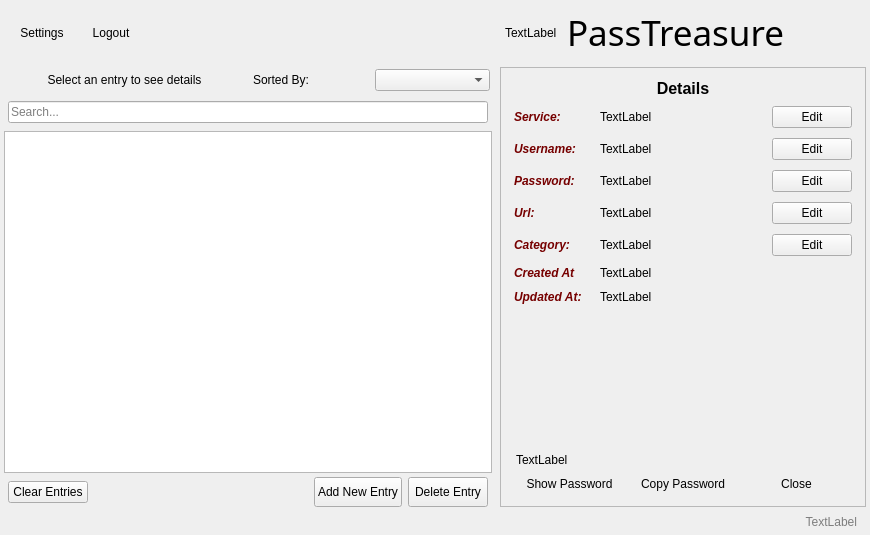
Before: the Qt Designer form src/mainwindow.ui in sera619/PassTreasure, drawn with Qt 5.
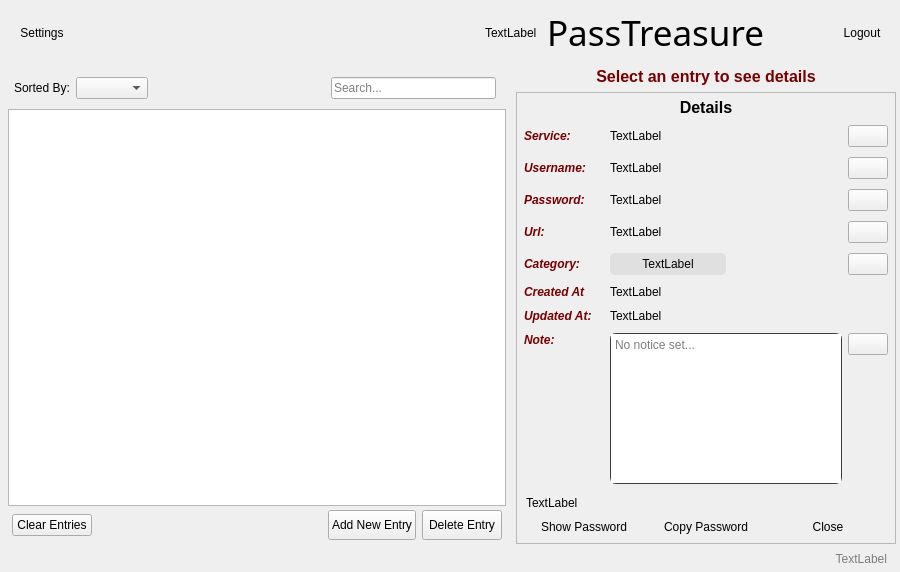
After: the same form once the commit is applied.

Patch:
```diff
--- a/src/mainwindow.ui
+++ b/src/mainwindow.ui
@@ -6,8 +6,8 @@
    <rect>
     <x>0</x>
     <y>0</y>
-    <width>870</width>
-    <height>535</height>
+    <width>900</width>
+    <height>572</height>
    </rect>
   </property>
   <property name="windowTitle">
@@ -50,7 +50,7 @@
       <property name="bottomMargin">
        <number>4</number>
       </property>
-      <item alignment="Qt::AlignmentFlag::AlignLeft">
+      <item>
        <widget class="QFrame" name="menuBtnFrame">
         <property name="frameShape">
          <enum>QFrame::Shape::StyledPanel</enum>
@@ -90,25 +90,6 @@
            <property name="text">
             <string>Settings</string>
            </property>
-           <property name="iconSize">
-            <size>
-             <width>20</width>
-             <height>20</height>
-            </size>
-           </property>
-          </widget>
-         </item>
-         <item>
-          <widget class="QPushButton" name="btnLogout">
-           <property name="minimumSize">
-            <size>
-             <width>60</width>
-             <height>15</height>
-            </size>
-           </property>
-           <property name="text">
-            <string>Logout</string>
-           </property>
           </widget>
          </item>
         </layout>
@@ -141,7 +122,7 @@
         <property name="frameShadow">
          <enum>QFrame::Shadow::Raised</enum>
         </property>
-        <layout class="QHBoxLayout" name="horizontalLayout_10" stretch="0,1">
+        <layout class="QHBoxLayout" name="horizontalLayout_10" stretch="0,1,0">
          <property name="spacing">
           <number>10</number>
          </property>
@@ -185,6 +166,19 @@
            </property>
           </widget>
          </item>
+         <item>
+          <widget class="QPushButton" name="btnLogout">
+           <property name="minimumSize">
+            <size>
+             <width>60</width>
+             <height>15</height>
+            </size>
+           </property>
+           <property name="text">
+            <string>Logout</string>
+           </property>
+          </widget>
+         </item>
         </layout>
        </widget>
       </item>
@@ -194,7 +188,7 @@
    <item>
     <layout class="QHBoxLayout" name="mainLayout" stretch="4,3">
      <property name="spacing">
-      <number>8</number>
+      <number>6</number>
      </property>
      <property name="leftMargin">
       <number>0</number>
@@ -214,42 +208,17 @@
         <number>4</number>
        </property>
        <property name="leftMargin">
-        <number>0</number>
-       </property>
-       <property name="rightMargin">
-        <number>0</number>
-       </property>
-       <item>
-        <widget class="QFrame" name="frame_2">
-         <property name="frameShape">
-          <enum>QFrame::Shape::NoFrame</enum>
-         </property>
-         <property name="frameShadow">
-          <enum>QFrame::Shadow::Plain</enum>
-         </property>
-         <layout class="QHBoxLayout" name="horizontalLayout_9">
-          <property name="leftMargin">
-           <number>0</number>
+        <number>4</number>
           </property>
           <property name="topMargin">
-           <number>0</number>
+        <number>4</number>
           </property>
           <property name="rightMargin">
-           <number>0</number>
+        <number>4</number>
           </property>
           <property name="bottomMargin">
-           <number>0</number>
-          </property>
-          <item>
-           <widget class="QLabel" name="detailLabel">
-            <property name="text">
-             <string>Select an entry to see details</string>
-            </property>
-            <property name="alignment">
-             <set>Qt::AlignmentFlag::AlignCenter</set>
-            </property>
-           </widget>
-          </item>
+        <number>4</number>
+       </property>
           <item>
            <widget class="QFrame" name="sortFrame">
             <property name="frameShape">
@@ -260,13 +229,13 @@
             </property>
             <layout class="QHBoxLayout" name="horizontalLayout_8">
              <property name="leftMargin">
-              <number>2</number>
+           <number>6</number>
              </property>
              <property name="topMargin">
               <number>2</number>
              </property>
              <property name="rightMargin">
-              <number>2</number>
+           <number>6</number>
              </property>
              <property name="bottomMargin">
               <number>2</number>
@@ -281,15 +250,22 @@
              <item>
               <widget class="QComboBox" name="sortBox">
                <property name="styleSheet">
-                <string notr="true">font: 9pt &quot;Segoe UI&quot;;</string>
+             <string notr="true">font: 10pt &quot;Segoe UI&quot;;</string>
                </property>
               </widget>
              </item>
-            </layout>
-           </widget>
-          </item>
-         </layout>
-        </widget>
+          <item>
+           <spacer name="horizontalSpacer_4">
+            <property name="orientation">
+             <enum>Qt::Orientation::Horizontal</enum>
+            </property>
+            <property name="sizeHint" stdset="0">
+             <size>
+              <width>40</width>
+              <height>20</height>
+             </size>
+            </property>
+           </spacer>
        </item>
        <item>
         <widget class="QFrame" name="searchFrame">
@@ -325,6 +301,9 @@
          </layout>
         </widget>
        </item>
+         </layout>
+        </widget>
+       </item>
        <item>
         <widget class="QListWidget" name="listWidget">
          <property name="mouseTracking">
@@ -333,6 +312,9 @@
          <property name="alternatingRowColors">
           <bool>true</bool>
          </property>
+         <property name="spacing">
+          <number>2</number>
+         </property>
         </widget>
        </item>
        <item>
@@ -384,6 +366,11 @@
              <height>30</height>
             </size>
            </property>
+           <property name="styleSheet">
+            <string notr="true">QPushButton::icon{
+color: #fff;
+}</string>
+           </property>
            <property name="text">
             <string>Delete Entry</string>
            </property>
@@ -396,7 +383,7 @@
      <item>
       <layout class="QVBoxLayout" name="rightLayout">
        <property name="spacing">
-        <number>4</number>
+        <number>0</number>
        </property>
        <property name="leftMargin">
         <number>0</number>
@@ -410,11 +397,69 @@
        <property name="bottomMargin">
         <number>0</number>
        </property>
+       <item>
+        <widget class="QScrollArea" name="scrollArea">
+         <property name="frameShape">
+          <enum>QFrame::Shape::NoFrame</enum>
+         </property>
+         <property name="widgetResizable">
+          <bool>true</bool>
+         </property>
+         <widget class="QWidget" name="scrollAreaWidgetContents">
+          <property name="geometry">
+           <rect>
+            <x>0</x>
+            <y>0</y>
+            <width>377</width>
+            <height>485</height>
+           </rect>
+          </property>
+          <layout class="QVBoxLayout" name="verticalLayout_3">
+           <property name="leftMargin">
+            <number>0</number>
+           </property>
+           <property name="topMargin">
+            <number>0</number>
+           </property>
+           <property name="rightMargin">
+            <number>0</number>
+           </property>
+           <property name="bottomMargin">
+            <number>0</number>
+           </property>
+           <item alignment="Qt::AlignmentFlag::AlignHCenter|Qt::AlignmentFlag::AlignVCenter">
+            <widget class="QLabel" name="detailLabel">
+             <property name="font">
+              <font>
+               <family>Segoe UI</family>
+               <pointsize>12</pointsize>
+               <italic>false</italic>
+               <bold>true</bold>
+              </font>
+             </property>
+             <property name="styleSheet">
+              <string notr="true">	color:rgb(118, 0, 0);	
+font: bold 12pt &quot;Segoe UI&quot;;</string>
+             </property>
+             <property name="text">
+              <string>Select an entry to see details</string>
+             </property>
+             <property name="alignment">
+              <set>Qt::AlignmentFlag::AlignCenter</set>
+             </property>
+            </widget>
+           </item>
        <item>
         <widget class="QFrame" name="detailFrame">
          <property name="enabled">
           <bool>true</bool>
          </property>
+             <property name="minimumSize">
+              <size>
+               <width>363</width>
+               <height>0</height>
+              </size>
+             </property>
          <property name="frameShape">
           <enum>QFrame::Shape::StyledPanel</enum>
          </property>
@@ -425,14 +470,34 @@
           <number>0</number>
          </property>
          <layout class="QVBoxLayout" name="verticalLayout">
+              <property name="spacing">
+               <number>6</number>
+              </property>
+              <property name="leftMargin">
+               <number>5</number>
+              </property>
+              <property name="topMargin">
+               <number>5</number>
+              </property>
+              <property name="rightMargin">
+               <number>5</number>
+              </property>
+              <property name="bottomMargin">
+               <number>5</number>
+              </property>
           <item>
            <widget class="QLabel" name="detailTitle">
             <property name="font">
              <font>
+                  <family>Segoe UI</family>
               <pointsize>12</pointsize>
+                  <italic>false</italic>
               <bold>true</bold>
              </font>
             </property>
+                <property name="styleSheet">
+                 <string notr="true">font: bold 12pt &quot;Segoe UI&quot;;</string>
+                </property>
             <property name="text">
              <string>Details</string>
             </property>
@@ -499,7 +564,7 @@
              <item>
               <widget class="QPushButton" name="btnEditService">
                <property name="text">
-                <string>Edit</string>
+                    <string/>
                </property>
               </widget>
              </item>
@@ -561,7 +626,7 @@
              <item>
               <widget class="QPushButton" name="btnEditUsername">
                <property name="text">
-                <string>Edit</string>
+                    <string/>
                </property>
               </widget>
              </item>
@@ -623,7 +688,7 @@
              <item>
               <widget class="QPushButton" name="btnEditPass">
                <property name="text">
-                <string>Edit</string>
+                    <string/>
                </property>
               </widget>
              </item>
@@ -697,7 +762,7 @@
              <item>
               <widget class="QPushButton" name="btnEditUrl">
                <property name="text">
-                <string>Edit</string>
+                    <string/>
                </property>
               </widget>
              </item>
@@ -757,15 +822,40 @@
                  <verstretch>0</verstretch>
                 </sizepolicy>
                </property>
+                   <property name="minimumSize">
+                    <size>
+                     <width>110</width>
+                     <height>0</height>
+                    </size>
+                   </property>
+                   <property name="styleSheet">
+                    <string notr="true">font: 700 8pt &quot;Segoe UI&quot;; border-radius: 5px; background: rgba(211, 211, 211, 140);</string>
+                   </property>
                <property name="text">
                 <string>TextLabel</string>
                </property>
-              </widget>
-             </item>
+                   <property name="alignment">
+                    <set>Qt::AlignmentFlag::AlignCenter</set>
+                   </property>
+                  </widget>
+                 </item>
+                 <item>
+                  <spacer name="horizontalSpacer_3">
+                   <property name="orientation">
+                    <enum>Qt::Orientation::Horizontal</enum>
+                   </property>
+                   <property name="sizeHint" stdset="0">
+                    <size>
+                     <width>40</width>
+                     <height>20</height>
+                    </size>
+                   </property>
+                  </spacer>
+                 </item>
              <item>
               <widget class="QPushButton" name="btnEditCategory">
                <property name="text">
-                <string>Edit</string>
+                    <string/>
                </property>
               </widget>
              </item>
@@ -901,17 +991,103 @@
            </widget>
           </item>
           <item>
-           <spacer name="verticalSpacer">
-            <property name="orientation">
-             <enum>Qt::Orientation::Vertical</enum>
-            </property>
-            <property name="sizeHint" stdset="0">
+               <widget class="QFrame" name="noteFrame">
+                <property name="frameShape">
+                 <enum>QFrame::Shape::NoFrame</enum>
+                </property>
+                <property name="frameShadow">
+                 <enum>QFrame::Shadow::Raised</enum>
+                </property>
+                <layout class="QHBoxLayout" name="horizontalLayout_13">
+                 <property name="leftMargin">
+                  <number>2</number>
+                 </property>
+                 <property name="topMargin">
+                  <number>2</number>
+                 </property>
+                 <property name="rightMargin">
+                  <number>2</number>
+                 </property>
+                 <property name="bottomMargin">
+                  <number>2</number>
+                 </property>
+                 <item alignment="Qt::AlignmentFlag::AlignLeft|Qt::AlignmentFlag::AlignTop">
+                  <widget class="QLabel" name="label_8">
+                   <property name="minimumSize">
              <size>
-              <width>20</width>
-              <height>40</height>
-             </size>
-            </property>
-           </spacer>
+                     <width>80</width>
+                     <height>0</height>
+                    </size>
+                   </property>
+                   <property name="font">
+                    <font>
+                     <italic>true</italic>
+                     <bold>true</bold>
+                    </font>
+                   </property>
+                   <property name="styleSheet">
+                    <string notr="true">QLabel {
+	color:rgb(118, 0, 0);
+}</string>
+                   </property>
+                   <property name="text">
+                    <string>Note:</string>
+                   </property>
+                  </widget>
+                 </item>
+                 <item>
+                  <widget class="QTextEdit" name="noteLabel">
+                   <property name="enabled">
+                    <bool>true</bool>
+                   </property>
+                   <property name="sizePolicy">
+                    <sizepolicy hsizetype="Expanding" vsizetype="Preferred">
+                     <horstretch>0</horstretch>
+                     <verstretch>0</verstretch>
+                    </sizepolicy>
+                   </property>
+                   <property name="styleSheet">
+                    <string notr="true">QTextEdit {
+    border: 1px solid rgb(60, 60, 60);      /* Subtle border */
+    border-radius: 6px;
+    selection-background-color: rgb(38, 79, 120);  /* VSCode-like selection */
+    selection-color: #ffffff;
+	font: 9pt &quot;Segoe UI&quot;;
+    padding: 0px;
+	margin: 0px;
+}
+
+QTextEdit:focus {
+    border: 1px solid rgb(0, 222, 222);      /* Blue accent on focus */
+}
+</string>
+                   </property>
+                   <property name="frameShape">
+                    <enum>QFrame::Shape::StyledPanel</enum>
+                   </property>
+                   <property name="frameShadow">
+                    <enum>QFrame::Shadow::Sunken</enum>
+                   </property>
+                   <property name="readOnly">
+                    <bool>true</bool>
+                   </property>
+                   <property name="textInteractionFlags">
+                    <set>Qt::TextInteractionFlag::TextSelectableByMouse</set>
+                   </property>
+                   <property name="placeholderText">
+                    <string>No notice set...</string>
+                   </property>
+                  </widget>
+                 </item>
+                 <item alignment="Qt::AlignmentFlag::AlignTop">
+                  <widget class="QPushButton" name="btnEditNote">
+                   <property name="text">
+                    <string/>
+                   </property>
+                  </widget>
+                 </item>
+                </layout>
+               </widget>
           </item>
           <item>
            <widget class="QFrame" name="detailBtnFrame">
@@ -1029,6 +1205,10 @@
         </widget>
        </item>
       </layout>
+         </widget>
+        </widget>
+       </item>
+      </layout>
      </item>
     </layout>
    </item>
```
Left out of the diff: 4 changed lines with no effect on the pictures. Lines whose indentation alone changed are shown as unchanged.
